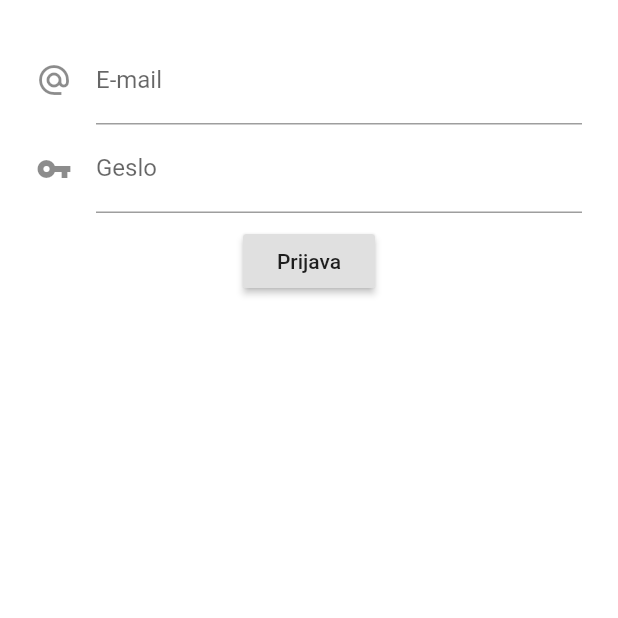
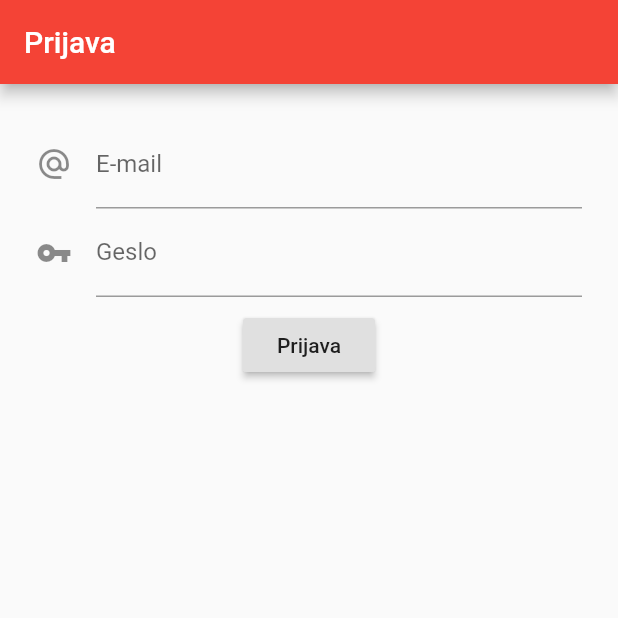
Before and after one commit to gapidobri/VegAsistent, a Flutter app: the screen it shows after launch, on a phone screen of 412 x 824 dp, the top half of it. Run offline on Flutter 3.47's test engine with Material 2 defaults, Android fonts, the phone set to English and light mode, and no system bars; our stand-ins replace auto_size_text, shared_preferences, tuple; missing offline and left inert: time_machine, timetable.

Commit message:
Fixed login page background on dark mode

```diff
--- a/lib/login.dart
+++ b/lib/login.dart
@@ -1,5 +1,4 @@
 import 'package:flutter/material.dart';
-import 'package:tuple/tuple.dart';
 import 'package:vegasistent/models/token.dart';
 import 'package:vegasistent/services/ea-query.dart';
 import 'package:vegasistent/utils/prefs.dart';
@@ -29,7 +28,9 @@ class _LoginState extends State<Login> {
   @override
   Widget build(BuildContext context) {
     return Scaffold(
-      backgroundColor: Colors.white,
+      appBar: AppBar(
+        title: Text('Prijava'),
+      ),
       body: Builder(
         builder: (context) =>
           SafeArea(
--- a/lib/main.dart
+++ b/lib/main.dart
@@ -1,5 +1,4 @@
 import 'package:flutter/material.dart';
-import 'package:tuple/tuple.dart';
 import 'package:vegasistent/login.dart';
 import 'package:vegasistent/models/token.dart';
 import 'package:vegasistent/navigation.dart';
```
Also changed, not shown: 3 other files.
